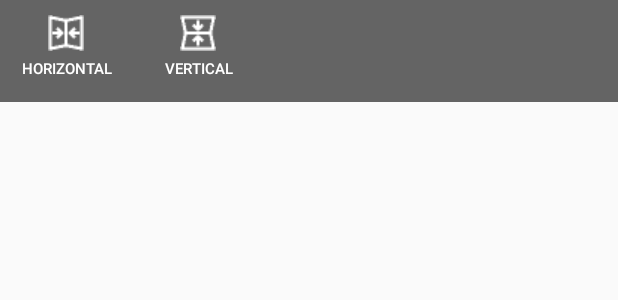
After one commit to KOLUKIO/ProjetTechPart2, an Android app: the layout fragment_mirror.xml on its own in the app's theme, with its tools: preview values and no code run, on a phone screen of 412 x 824 dp. The commit adds this screen. Shown: the top 300 px of the screen. Run offline under Robolectric (Android 15) with nearby library versions, the phone set to English and light mode, and no system bars.

Commit message:
ajout miroir vertical/horizontal

```diff
--- a/EditImage/app/src/main/java/project/part2/editimage/FilterFragment.java
+++ b/EditImage/app/src/main/java/project/part2/editimage/FilterFragment.java
@@ -3,6 +3,7 @@ package project.part2.editimage;
 import android.app.AlertDialog;
 import android.content.DialogInterface;
 import android.graphics.Bitmap;
+import android.graphics.Matrix;
 import android.graphics.drawable.BitmapDrawable;
 import android.os.Bundle;
 import android.support.annotation.NonNull;
--- a/EditImage/app/src/main/res/layout/activity_main.xml
+++ b/EditImage/app/src/main/res/layout/activity_main.xml
@@ -18,8 +18,8 @@
 
         <RelativeLayout
             android:id="@+id/imageViewRoot"
-            android:layout_width="match_parent"
-            android:layout_height="match_parent"
+            android:layout_width="wrap_content"
+            android:layout_height="wrap_content"
             android:layout_gravity="center">
 
             <ImageView
--- /dev/null
+++ b/EditImage/app/src/main/res/layout/fragment_mirror.xml
@@ -0,0 +1,39 @@
+<?xml version="1.0" encoding="utf-8"?>
+<HorizontalScrollView xmlns:android="http://schemas.android.com/apk/res/android"
+    xmlns:tools="http://schemas.android.com/tools"
+    android:layout_width="match_parent"
+    android:layout_height="wrap_content"
+    android:orientation="horizontal"
+    android:paddingTop="10dp"
+    android:paddingBottom="10dp"
+    android:background="@color/colorTransparentGrey">
+
+    <LinearLayout
+        android:layout_width="wrap_content"
+        android:layout_height="wrap_content"
+        android:orientation="horizontal">
+
+        <Button
+            android:id="@+id/button_mirrorH"
+            android:layout_width="wrap_content"
+            android:layout_height="wrap_content"
+            android:background="@android:color/transparent"
+            android:drawableTop="@drawable/mirrorh"
+            android:text="Horizontal"
+            android:textColor="@android:color/white"
+            android:textSize="10dp" />
+
+        <Button
+            android:id="@+id/button_mirrorV"
+            android:layout_width="wrap_content"
+            android:layout_height="wrap_content"
+            android:layout_weight="1"
+            android:background="@android:color/transparent"
+            android:drawableTop="@drawable/mirrorv"
+            android:text="Vertical"
+            android:textColor="@android:color/white"
+            android:textSize="10dp" />
+
+    </LinearLayout>
+
+</HorizontalScrollView>
```
Also changed, not shown: EditImage/app/src/main/java/project/part2/editimage/MenuFragment.java (+8 -0 lines), EditImage/app/src/main/java/project/part2/editimage/MirrorFragment.java (added, +70 -0 lines), EditImage/app/src/main/res/layout/fragment_menu.xml (+11 -0 lines), EditImage/app/src/main/res/drawable/mirrorh.png (added), EditImage/app/src/main/res/drawable/mirrorv.png (added).
